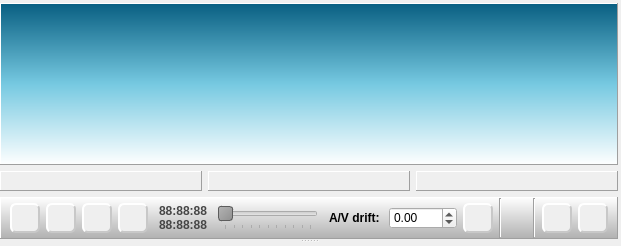
Before: the Qt Designer form Homer/forms/Widgets/ParticipantWidget.ui in Homer-Conferencing/Homer-Conferencing, drawn with Qt 5.
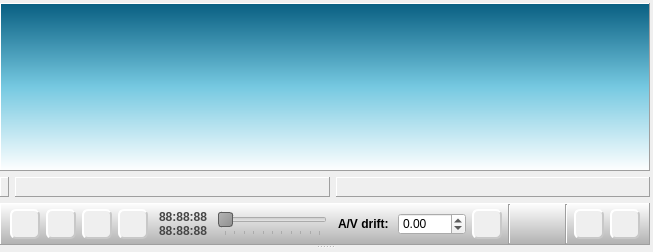
After: the same form once the commit is applied. Icons and pictures are not drawn. Custom widgets are drawn as their Qt base class.

Patch:
```diff
--- a/Homer/forms/Widgets/ParticipantWidget.ui
+++ b/Homer/forms/Widgets/ParticipantWidget.ui
@@ -6,8 +6,8 @@
    <rect>
     <x>0</x>
     <y>0</y>
-    <width>621</width>
-    <height>246</height>
+    <width>653</width>
+    <height>252</height>
    </rect>
   </property>
   <property name="font">
@@ -157,7 +157,7 @@
          <number>0</number>
         </property>
         <item>
-         <layout class="QHBoxLayout" name="horizontalLayout" stretch="1,1,0,1">
+         <layout class="QHBoxLayout" name="horizontalLayout" stretch="0,1,0,1">
           <item>
            <widget class="QLabel" name="mLbAVStatistics">
             <property name="frameShape">
```
